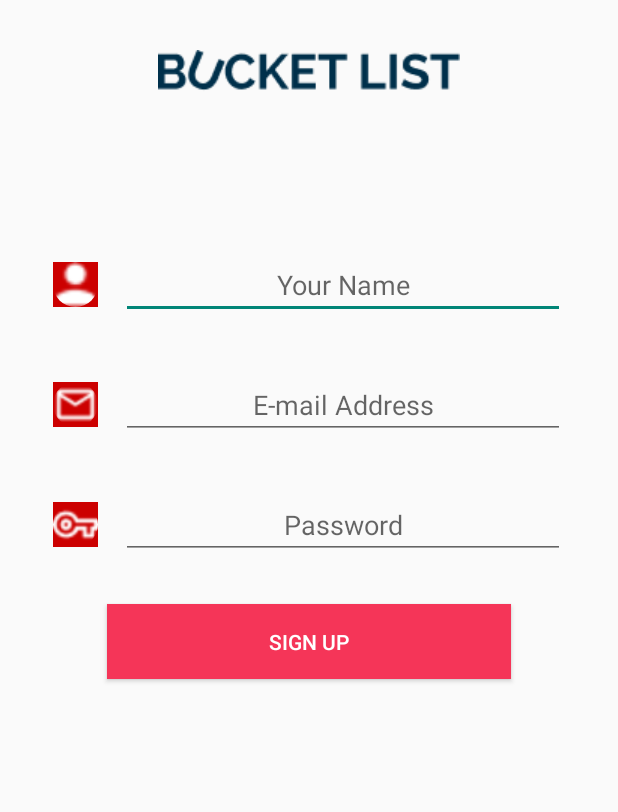
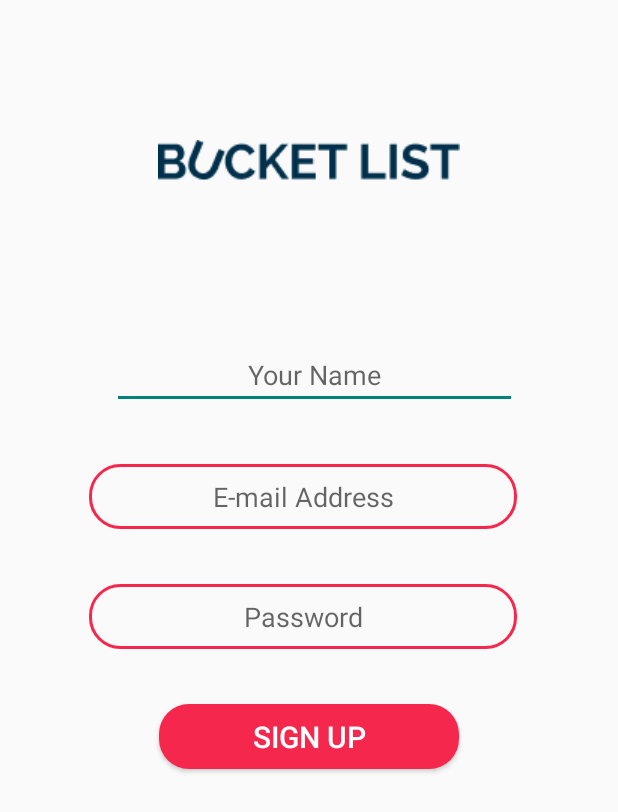
Before and after one commit to TanishOrg/BuckIt, an Android app: the layout signup.xml on its own in the app's theme, with its tools: preview values and no code run, on a phone screen of 412 x 824 dp. Shown: the top 812 px of the screen. Run offline under Robolectric (Android 15) with nearby library versions, the phone set to English and light mode, and no system bars.

Commit message:
design alter

```diff
--- a/app/src/main/res/layout/login.xml
+++ b/app/src/main/res/layout/login.xml
@@ -1,6 +1,5 @@
 <?xml version="1.0" encoding="utf-8"?>
 <androidx.constraintlayout.widget.ConstraintLayout xmlns:android="http://schemas.android.com/apk/res/android"
-    xmlns:tools="http://schemas.android.com/tools"
     android:layout_width="match_parent"
     android:layout_height="match_parent"
     xmlns:app="http://schemas.android.com/apk/res-auto">
@@ -45,9 +44,9 @@
             android:id="@+id/password_text_view"
             android:layout_width="285dp"
             android:layout_height="43dp"
-            android:layout_alignParentBottom="true"
             android:layout_marginVertical="290dp"
             android:layout_marginBottom="350dp"
+            android:layout_alignParentBottom="true"
             android:layout_marginStart="54dp"
             android:background="@drawable/round_border"
             android:gravity="center"
@@ -90,15 +89,17 @@
             android:textColor="@color/colorbottomnav"
             android:textSize="16dp" />
 
-        <androidx.constraintlayout.widget.ConstraintLayout
-            android:id="@+id/constrain_signup"
-            android:layout_width="match_parent"
-            android:layout_height="match_parent">
-
-        </androidx.constraintlayout.widget.ConstraintLayout>
-
 
     </RelativeLayout>
 
+    <androidx.constraintlayout.widget.ConstraintLayout
+        android:layout_width="match_parent"
+        android:layout_height="match_parent"
+        android:id="@+id/constrain_signup"
+        app:layout_constraintBottom_toTopOf="parent"
+        app:layout_constraintLeft_toRightOf="parent">
+
+    </androidx.constraintlayout.widget.ConstraintLayout>
+
 
 </androidx.constraintlayout.widget.ConstraintLayout>
--- a/app/src/main/res/layout/signup.xml
+++ b/app/src/main/res/layout/signup.xml
@@ -5,8 +5,10 @@
     xmlns:app="http://schemas.android.com/apk/res-auto">
 
 
+
     <RelativeLayout
         android:id="@+id/login2_layout"
+        android:layout_marginTop="60dp"
         android:layout_height="match_parent"
         android:layout_width="match_parent"
         android:outlineAmbientShadowColor="@color/colorAccent"
@@ -30,21 +32,14 @@
 
         <LinearLayout
             android:id="@+id/name_layout"
-            android:layout_width="match_parent"
-            android:layout_height="wrap_content"
+            android:layout_width="285dp"
+            android:layout_height="43dp"
             android:layout_alignBottom="@+id/imageView"
-            android:layout_marginStart="30dp"
+            android:layout_marginStart="54dp"
             android:layout_marginTop="100dp"
             android:layout_marginEnd="30dp"
             android:layout_marginBottom="-150dp"
             android:orientation="horizontal">
-
-            <de.hdodenhof.circleimageview.CircleImageView
-                android:layout_width="30dp"
-                android:layout_height="30dp"
-                android:layout_gravity="center"
-                android:background="@android:color/holo_red_dark"
-                android:src="@drawable/name" />
 
             <EditText
                 android:id="@+id/name_text_view"
@@ -58,27 +53,21 @@
 
         <LinearLayout
             android:id="@+id/emailAdd_layout"
-            android:layout_width="match_parent"
-            android:layout_height="wrap_content"
+            android:layout_width="285dp"
+            android:layout_height="43dp"
             android:layout_alignBottom="@+id/imageView"
-            android:layout_marginStart="30dp"
+            android:layout_marginStart="54dp"
             android:layout_marginTop="100dp"
             android:layout_marginEnd="30dp"
             android:layout_marginBottom="-230dp"
             android:orientation="horizontal">
 
-            <de.hdodenhof.circleimageview.CircleImageView
-                android:layout_width="30dp"
-                android:layout_height="30dp"
-                android:layout_gravity="center"
-                android:background="@android:color/holo_red_dark"
-                android:src="@drawable/email" />
-
             <EditText
                 android:id="@+id/email_text_view"
-                android:layout_width="match_parent"
-                android:layout_height="wrap_content"
-                android:layout_marginStart="15dp"
+                android:layout_width="285dp"
+                android:layout_height="43dp"
+                android:layout_marginStart="0dp"
+                android:background="@drawable/round_border"
                 android:gravity="center"
                 android:hint="E-mail Address"
                 android:textAlignment="center" />
@@ -86,43 +75,39 @@
 
         <LinearLayout
             android:id="@+id/password_layout2"
-            android:layout_width="match_parent"
-            android:layout_height="wrap_content"
+            android:layout_width="285dp"
+            android:layout_height="43dp"
             android:layout_alignBottom="@+id/imageView"
-            android:layout_marginStart="30dp"
+            android:layout_marginStart="54dp"
             android:layout_marginTop="100dp"
             android:layout_marginEnd="30dp"
             android:layout_marginBottom="-310dp"
             android:orientation="horizontal">
 
-            <de.hdodenhof.circleimageview.CircleImageView
-                android:layout_width="30dp"
-                android:layout_height="30dp"
-                android:layout_gravity="center"
-                android:background="@android:color/holo_red_dark"
-                android:src="@drawable/vpn_key" />
-
             <EditText
                 android:id="@+id/password_text_view2"
-                android:layout_width="match_parent"
-                android:layout_height="wrap_content"
-                android:layout_marginStart="15dp"
+                android:layout_width="285dp"
+                android:layout_height="43dp"
+                android:layout_marginStart="0dp"
+                android:background="@drawable/round_border"
                 android:gravity="center"
                 android:hint="Password"
                 android:textAlignment="center" />
 
 
         </LinearLayout>
+
         <Button
             android:id="@+id/signup_button"
-            android:layout_width="269dp"
-            android:layout_height="wrap_content"
+            android:layout_width="200dp"
+            android:layout_height="43dp"
+            android:layout_alignBottom="@+id/password_layout2"
             android:layout_centerHorizontal="true"
-            android:background="@drawable/shape"
+            android:layout_marginBottom="-80dp"
+            android:background="@drawable/button_pink"
             android:text="Sign Up"
-            android:layout_marginBottom="-80dp"
-            android:layout_alignBottom="@+id/password_layout2"
-            android:textColor="@android:color/white">
+            android:textColor="@android:color/white"
+            android:textSize="20dp">
 
         </Button>
 
```
